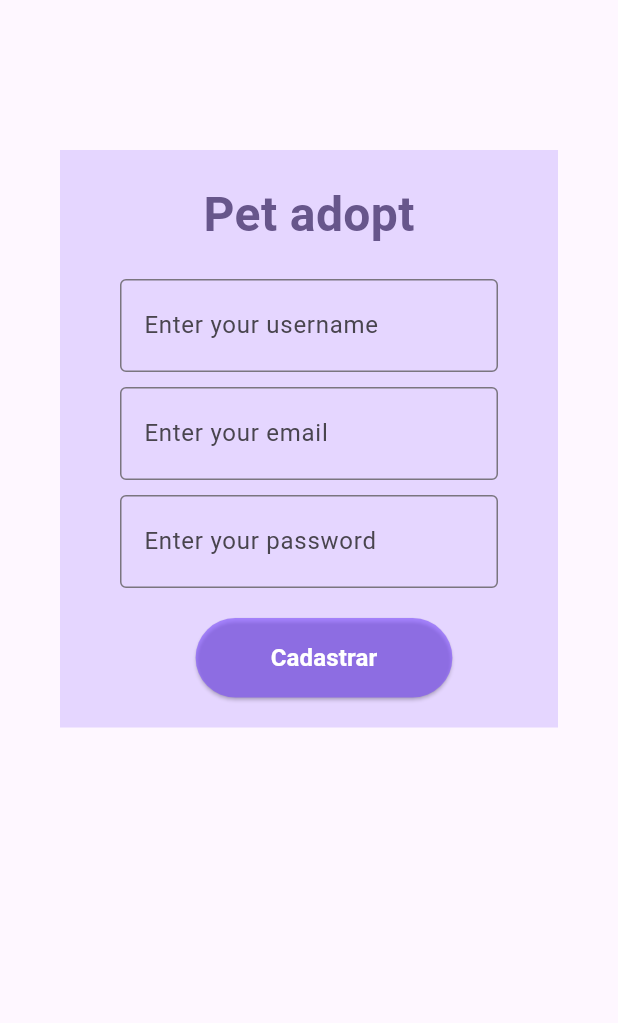
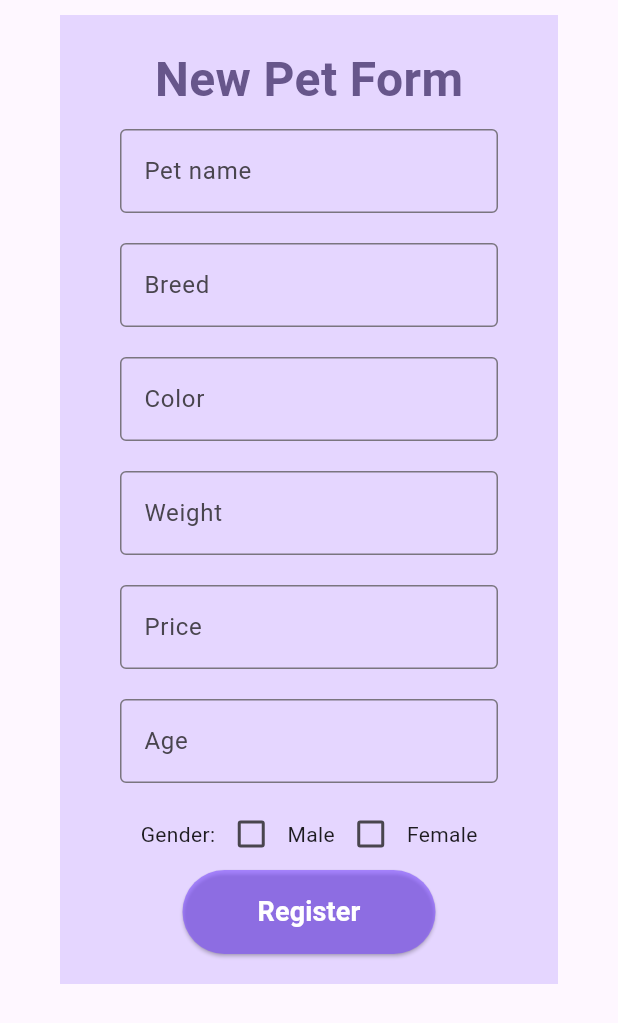
Before and after one commit to RaphaCardoso/pet-adopt_flutter, a Flutter app: the NewPet screen opened directly, on a phone screen of 412 x 824 dp. Shown: the top 1023 px of the screen. Run offline on Flutter 3.47's test engine with Material 3 defaults, Android fonts, the light colour scheme and no system bars.

Commit message:
update new pet form

```diff
--- a/pet_adopt_project/lib/view/controller.dart
+++ b/pet_adopt_project/lib/view/controller.dart
@@ -33,11 +33,7 @@ class _ControllerState extends State<Controller> {
     return Scaffold(
       appBar: AppBar(
         leading: IconButton(
-          onPressed: () {
-            Navigator.of(context).pushReplacement(
-              MaterialPageRoute(builder: (context) => const IntroPage()),
-            );
-          },
+          onPressed: () {},
           icon: const Icon(
             Icons.dehaze,
             size: 28,
--- a/pet_adopt_project/lib/view/formNewPet.dart
+++ b/pet_adopt_project/lib/view/formNewPet.dart
@@ -9,6 +9,20 @@ class NewPet extends StatefulWidget {
 }
 
 class _NewPetState extends State<NewPet> {
+  int? _selectedGenderIndex;
+  String? gender;
+
+  void _onGenderChanged(int index) {
+    setState(() {
+      if (_selectedGenderIndex == index) {
+        _selectedGenderIndex = null;
+      } else {
+        _selectedGenderIndex = index;
+        gender = index == 0 ? 'masculino' : 'feminino';
+      }
+    });
+  }
+
   @override
   Widget build(BuildContext context) {
     return Scaffold(
@@ -16,13 +30,13 @@ class _NewPetState extends State<NewPet> {
         child: Column(
           children: [
             Container(
-              margin: const EdgeInsets.only(top: 100, right: 40, left: 40),
+              margin: const EdgeInsets.only(top: 10, right: 40, left: 40),
               padding: const EdgeInsets.all(20),
               color: const Color.fromARGB(50, 124, 77, 255),
               child: Column(
                 children: [
                   const Text(
-                    'Pet adopt',
+                    'New Pet Form',
                     style: TextStyle(
                       fontSize: 32,
                       color: Color.fromARGB(255, 103, 86, 139),
@@ -33,90 +47,116 @@ class _NewPetState extends State<NewPet> {
                     mainAxisAlignment: MainAxisAlignment.center,
                     children: [
                       const Padding(
-                        padding: EdgeInsets.only(
-                            left: 20.0, right: 20.0, top: 20, bottom: 10),
+                        padding:
+                            EdgeInsets.symmetric(horizontal: 20, vertical: 10),
                         child: TextField(
                           keyboardType: TextInputType.name,
                           decoration: InputDecoration(
                             border: OutlineInputBorder(),
-                            labelText: 'Enter your username',
-                          ),
-                          cursorColor: Color.fromARGB(255, 255, 255, 255),
-                          style: TextStyle(
-                            color: Colors.white,
-                            fontWeight: FontWeight.bold,
-                            fontSize: 20,
+                            labelText: 'Pet name',
                           ),
                         ),
                       ),
                       const Padding(
-                        padding: EdgeInsets.only(
-                            left: 20.0, right: 20.0, bottom: 10),
+                        padding:
+                            EdgeInsets.symmetric(horizontal: 20, vertical: 10),
                         child: TextField(
-                          keyboardType: TextInputType.emailAddress,
                           decoration: InputDecoration(
                             border: OutlineInputBorder(),
-                            labelText: 'Enter your email',
-                          ),
-                          cursorColor: Color.fromARGB(255, 255, 255, 255),
-                          style: TextStyle(
-                            color: Colors.white,
-                            fontWeight: FontWeight.bold,
-                            fontSize: 20,
+                            labelText: 'Breed',
                           ),
                         ),
                       ),
                       const Padding(
-                        padding: EdgeInsets.only(
-                            left: 20.0, right: 20.0, bottom: 20),
+                        padding:
+                            EdgeInsets.symmetric(horizontal: 20, vertical: 10),
                         child: TextField(
-                          keyboardType: TextInputType.visiblePassword,
                           decoration: InputDecoration(
                             border: OutlineInputBorder(),
-                            labelText: 'Enter your password',
+                            labelText: 'Color',
                           ),
-                          cursorColor: Color.fromARGB(255, 255, 255, 255),
-                          style: TextStyle(
-                            color: Colors.white,
-                            fontWeight: FontWeight.bold,
-                            fontSize: 20,
+                        ),
+                      ),
+                      const Padding(
+                        padding:
+                            EdgeInsets.symmetric(horizontal: 20, vertical: 10),
+                        child: TextField(
+                          decoration: InputDecoration(
+                            border: OutlineInputBorder(),
+                            labelText: 'Weight',
+                          ),
+                        ),
+                      ),
+                      const Padding(
+                        padding:
+                            EdgeInsets.symmetric(horizontal: 20, vertical: 10),
+                        child: TextField(
+                          decoration: InputDecoration(
+                            border: OutlineInputBorder(),
+                            labelText: 'Price',
+                          ),
+                        ),
+                      ),
+                      const Padding(
+                        padding:
+                            EdgeInsets.symmetric(horizontal: 20, vertical: 10),
+                        child: TextField(
+                          keyboardType: TextInputType.number,
+                          decoration: InputDecoration(
+                            border: OutlineInputBorder(),
+                            labelText: 'Age',
                           ),
                         ),
                       ),
                       Row(
-                        mainAxisAlignment: MainAxisAlignment.spaceAround,
+                        mainAxisAlignment: MainAxisAlignment.center,
                         children: [
-                          Container(
-                            margin: const EdgeInsets.only(left: 20),
-                            child: ElevatedButton(
-                              style: const ButtonStyle(
-                                  padding: WidgetStatePropertyAll(
-                                      EdgeInsets.only(
-                                          left: 50,
-                                          right: 50,
-                                          top: 15,
-                                          bottom: 15)),
-                                  foregroundColor:
-                                      WidgetStatePropertyAll(Colors.white),
-                                  backgroundColor: WidgetStatePropertyAll(
-                                      Color.fromARGB(150, 124, 77, 255))),
+                          Column(
+                            children: [
+                              Row(
+                                mainAxisAlignment:
+                                    MainAxisAlignment.spaceBetween,
+                                children: [
+                                  const Text('Gender:'),
+                                  CheckboxExample(
+                                    label: 'Male',
+                                    index: 0,
+                                    isSelected: _selectedGenderIndex == 0,
+                                    onChanged: _onGenderChanged,
+                                  ),
+                                  CheckboxExample(
+                                    label: 'Female',
+                                    index: 1,
+                                    isSelected: _selectedGenderIndex == 1,
+                                    onChanged: _onGenderChanged,
+                                  ),
+                                ],
+                              ),
+                              ElevatedButton(
                                 onPressed: () {
                                   Navigator.of(context).pushReplacement(
                                     MaterialPageRoute(
                                         builder: (context) => const Home()),
                                   );
                                 },
+                                style: ElevatedButton.styleFrom(
+                                  padding: const EdgeInsets.symmetric(
+                                      horizontal: 50, vertical: 15),
+                                  backgroundColor:
+                                      const Color.fromARGB(150, 124, 77, 255),
+                                ),
                                 child: const Text(
-                                'Cadastrar',
+                                  'Register',
                                   style: TextStyle(
-                                  fontSize: 16,
+                                      fontSize: 18,
                                       fontWeight: FontWeight.bold,
-                                ),
-                              ),
+                                      color: Colors.white),
                                 ),
                               ),
                             ],
-                      )
+                          ),
+                        ],
+                      ),
                     ],
                   ),
                 ],
@@ -128,3 +168,35 @@ class _NewPetState extends State<NewPet> {
     );
   }
 }
+
+class CheckboxExample extends StatelessWidget {
+  final String label;
+  final int index;
+  final bool isSelected;
+  final ValueChanged<int> onChanged;
+
+  const CheckboxExample({
+    super.key,
+    required this.label,
+    required this.index,
+    required this.isSelected,
+    required this.onChanged,
+  });
+
+  @override
+  Widget build(BuildContext context) {
+    return Row(
+      children: [
+        Checkbox(
+          value: isSelected,
+          onChanged: (bool? value) {
+            if (value == true || (value == false && isSelected)) {
+              onChanged(index);
+            }
+          },
+        ),
+        Text(label),
+      ],
+    );
+  }
+}
--- a/pet_adopt_project/lib/view/userPerfil.dart
+++ b/pet_adopt_project/lib/view/userPerfil.dart
@@ -29,7 +29,7 @@ class _UserperfilState extends State<Userperfil> {
                     child: Image.asset(
                       'assets/images/donoPet.jpg',
                       fit: BoxFit.cover,
-                      width: 200,
+                      width: 210,
                     ),
                   ),
                 ),
@@ -148,8 +148,8 @@ class _UserperfilState extends State<Userperfil> {
                             Container(
                               width: 180,
                               height: 80,
-                              padding: EdgeInsets.all(5),
-                              margin: EdgeInsets.only(top: 15),
+                              padding: const EdgeInsets.all(5),
+                              margin: const EdgeInsets.only(top: 15),
                               decoration:
                                   const BoxDecoration(color: Colors.deepPurple),
                               child: TextButton(
```
Lines whose indentation alone changed are shown as unchanged.
